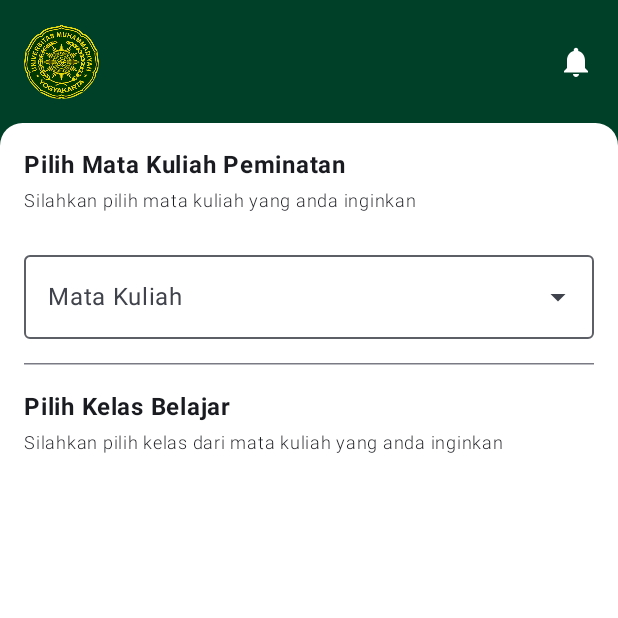
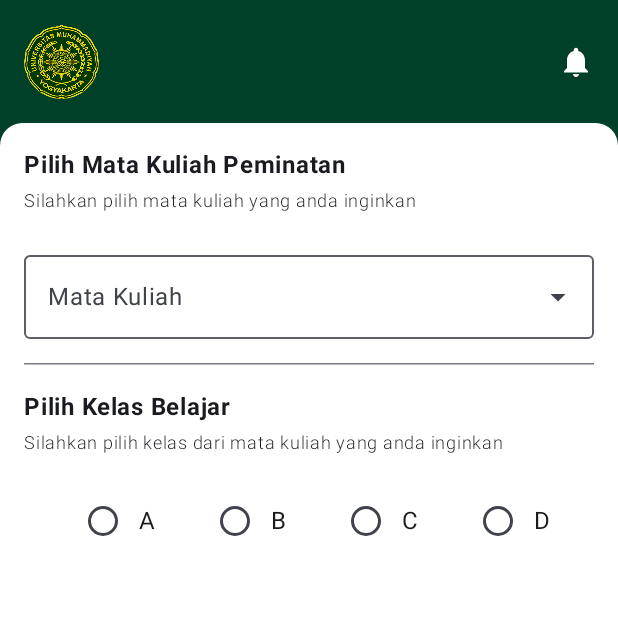
Before and after one commit to MuhSaktiR/Quest6_089, an Android app built with Jetpack Compose: the composable RencanaStudyView shown on its own in the app's theme, on a phone screen of 412 x 824 dp, the top half of it. Run offline under Robolectric (Android 15) with nearby library versions, the phone set to English and light mode, and no system bars.

Commit message:
Menambahkan Row dengan RadioButton

```diff
--- a/app/src/main/java/com/example/activity8/ui/screen/RencanaStudyView.kt
+++ b/app/src/main/java/com/example/activity8/ui/screen/RencanaStudyView.kt
@@ -1,7 +1,9 @@
 package com.example.activity8.ui.screen
 
+import android.provider.MediaStore.Audio.Radio
 import androidx.compose.foundation.Image
 import androidx.compose.foundation.background
+import androidx.compose.foundation.layout.Arrangement
 import androidx.compose.foundation.layout.Box
 import androidx.compose.foundation.layout.Column
 import androidx.compose.foundation.layout.Row
@@ -16,6 +18,7 @@ import androidx.compose.material.icons.Icons
 import androidx.compose.material.icons.filled.Notifications
 import androidx.compose.material3.HorizontalDivider
 import androidx.compose.material3.Icon
+import androidx.compose.material3.RadioButton
 import androidx.compose.material3.Text
 import androidx.compose.runtime.Composable
 import androidx.compose.runtime.getValue
@@ -33,6 +36,7 @@ import androidx.compose.ui.unit.dp
 import androidx.compose.ui.unit.sp
 import com.example.activity8.R
 import com.example.activity8.data.MataKuliah
+import com.example.activity8.data.RuangKelas
 import com.example.activity8.model.Mahasiswa
 import com.example.activity8.ui.widget.DynamicSelectTextField
 
@@ -132,6 +136,20 @@ fun RencanaStudyView(
                     fontWeight = FontWeight.Light
                 )
                 Spacer(modifier = Modifier.padding(8.dp))
+                Row (
+                    modifier = Modifier.fillMaxWidth(),
+                    horizontalArrangement = Arrangement.SpaceEvenly
+                ){
+                    RuangKelas.listKelas.forEach { data ->
+                        Row (verticalAlignment = Alignment.CenterVertically ){
+                            RadioButton(
+                                selected = pilihanKelas == data,
+                                onClick = { pilihanKelas = data }
+                            )
+                            Text(data)
+                        }
+                    }
+                }
             }
         }
     }
```
